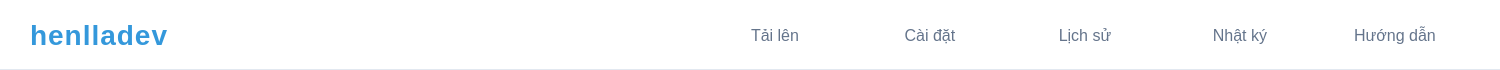
Old version of the form src/ui/qt_designer/main_tab/header.ui in the repository henrylenguyen/telegram-video-uploader.
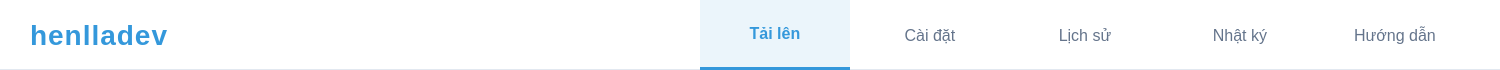
New version of the form.

Commit message: Refactor UI styles for main tab header and sub tabs

Diff of the .ui file:
```diff
--- a/src/ui/qt_designer/main_tab/header.ui
+++ b/src/ui/qt_designer/main_tab/header.ui
@@ -120,10 +120,11 @@
     color: #3498DB;
     background-color: transparent;
 }
+
 QPushButton:checked {
     color: #3498DB;
     border-bottom: 3px solid #3498DB;
-	background-color: #EBF5FB;
+    background-color: #EBF5FB;
     font-weight: bold;
 }</string>
      </property>
@@ -160,6 +161,9 @@
         <property name="checkable">
          <bool>true</bool>
         </property>
+        <property name="checked">
+         <bool>true</bool>
+        </property>
        </widget>
       </item>
       <item>
```
Left out of the diff: 2 changed lines with no effect on the pictures. The commit also changes 7 other files.
